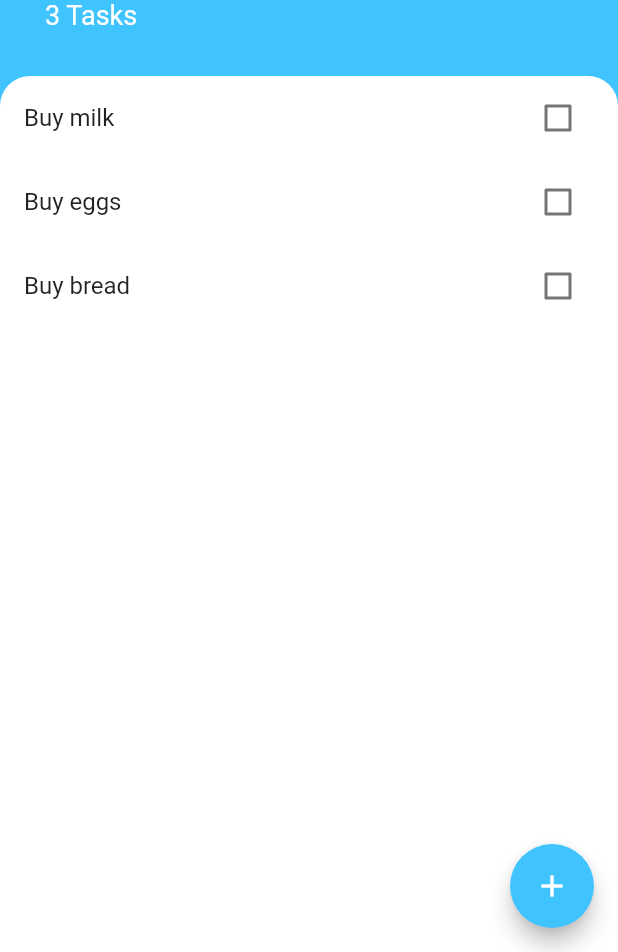
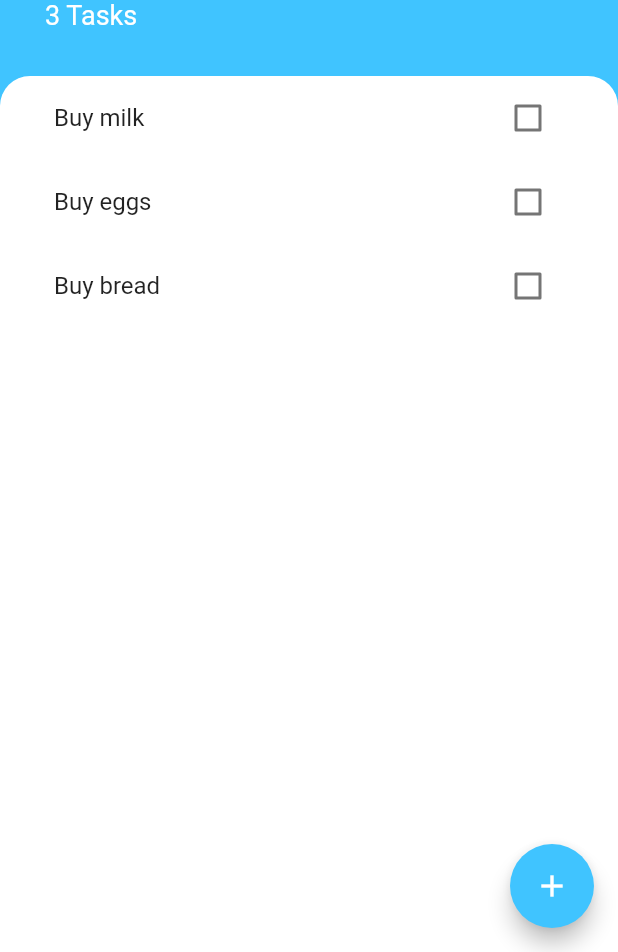
Before and after one commit to saifymatteo/todoey_flutter, a Flutter app: the screen it shows after launch, on a phone screen of 412 x 824 dp, the part 284-1236 px from its top. Run offline on Flutter 3.47's test engine with Material 2 defaults, Android fonts, the phone set to English and light mode, and no system bars.

Commit message:
Update UnmodifiableListView

```diff
--- a/lib/models/task.dart
+++ b/lib/models/task.dart
@@ -1,8 +1,8 @@
 class Task {
+  Task({required this.name, this.isDone = false});
+
+  bool isDone;
   final String name;
-  bool isDone;
-
-  Task({required this.name, this.isDone = false});
 
   void toggleDone() {
     isDone = !isDone;
--- a/lib/models/task_data.dart
+++ b/lib/models/task_data.dart
@@ -1,16 +1,22 @@
-import 'package:flutter/cupertino.dart';
-
+import 'package:flutter/foundation.dart'; // for ChangeNotifier
 import 'package:todoey_flutter/models/task.dart';
+import 'dart:collection';
 
 class TaskData extends ChangeNotifier {
-  List<Task> tasks = [
+  final List<Task> _tasks = [
     Task(name: 'Buy milk'),
     Task(name: 'Buy eggs'),
     Task(name: 'Buy bread'),
   ];
 
+  // * To make sure we don't accidentally add items to [List<Task> _tasks]
+  UnmodifiableListView<Task> get tasks => UnmodifiableListView(_tasks);
+
+  int get taskCount => _tasks.length;
+
   void addTask(String newTaskTitle) {
-    tasks.add(Task(name: newTaskTitle));
+    _tasks.add(Task(name: newTaskTitle));
+    // * [notifyListener()] is important to change state (add new task)
     notifyListeners();
   }
 }
--- a/lib/screens/add_task_screen.dart
+++ b/lib/screens/add_task_screen.dart
@@ -56,7 +56,8 @@ class AddTaskScreen extends StatelessWidget {
                     ),
                   ),
                   onPressed: () {
-                    Provider.of<TaskData>(context, listen: false).addTask(newTaskTitle);
+                    Provider.of<TaskData>(context, listen: false)
+                        .addTask(newTaskTitle);
                     Navigator.pop(context);
                   },
                 ),
--- a/lib/screens/task_screen.dart
+++ b/lib/screens/task_screen.dart
@@ -4,14 +4,8 @@ import 'package:todoey_flutter/screens/add_task_screen.dart';
 import 'package:provider/provider.dart';
 import 'package:todoey_flutter/models/task_data.dart';
 
-class TasksScreen extends StatefulWidget {
+class TasksScreen extends StatelessWidget {
   const TasksScreen({Key? key}) : super(key: key);
-
-  @override
-  State<TasksScreen> createState() => _TasksScreenState();
-}
-
-class _TasksScreenState extends State<TasksScreen> {
 
   @override
   Widget build(BuildContext context) {
@@ -67,7 +61,7 @@ class _TasksScreenState extends State<TasksScreen> {
                   ),
                 ),
                 Text(
-                  '${Provider.of<TaskData>(context).tasks.length} Tasks',
+                  '${Provider.of<TaskData>(context).taskCount} Tasks',
                   style: const TextStyle(
                     color: Colors.white,
                     fontSize: 18,
--- a/lib/widgets/tasks_list.dart
+++ b/lib/widgets/tasks_list.dart
@@ -1,6 +1,5 @@
 import 'package:flutter/material.dart';
-import 'task_tile.dart';
-import 'package:todoey_flutter/models/task.dart';
+import 'package:todoey_flutter/widgets/task_tile.dart';
 import 'package:todoey_flutter/models/task_data.dart';
 import 'package:provider/provider.dart';
 
@@ -14,23 +13,27 @@ class TasksList extends StatefulWidget {
 class _TasksListState extends State<TasksList> {
   @override
   Widget build(BuildContext context) {
-    List<Task> tasks = Provider.of<TaskData>(context).tasks;
-
+    // * [Consumer] let devs to NOT use [Provider.of<T>(context)] anymore
+    return Padding(
+      padding: const EdgeInsets.only(left: 20, right: 20),
+      child: Consumer<TaskData>(
+        builder: (context, taskData, child) {
           return ListView.builder(
             itemBuilder: (context, index) {
               return TaskTile(
-          taskTitle: tasks[index].name,
-          isChecked: tasks[index].isDone,
+                taskTitle: taskData.tasks[index].name,
+                isChecked: taskData.tasks[index].isDone,
                 checkboxCallback: (checkboxState) {
-            setState(
-              () {
-                tasks[index].toggleDone();
+                  setState(() {
+                    taskData.tasks[index].toggleDone();
+                  });
                 },
               );
             },
+            itemCount: taskData.taskCount,
           );
         },
-      itemCount: tasks.length,
+      ),
     );
   }
 }
```
Lines whose indentation alone changed are shown as unchanged.
